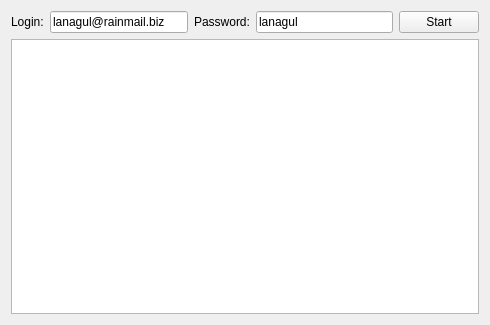
Old version of the form mainwindow.ui in the repository Tmin10/Parser.
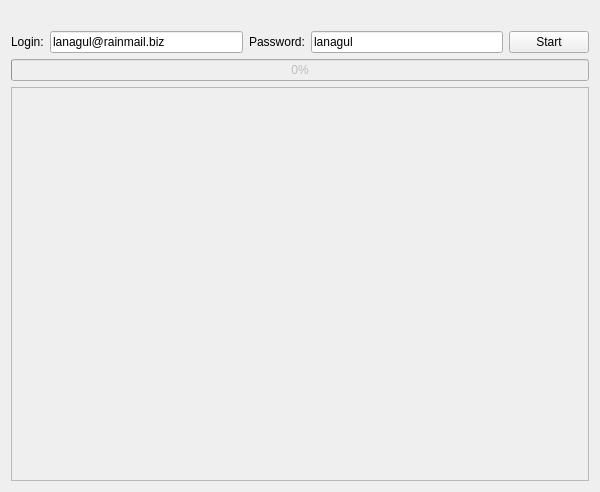
New version of the form. Icons and pictures are not drawn.

Diff of the .ui file:
```diff
--- a/mainwindow.ui
+++ b/mainwindow.ui
@@ -6,8 +6,8 @@
    <rect>
     <x>0</x>
     <y>0</y>
-    <width>490</width>
-    <height>325</height>
+    <width>600</width>
+    <height>492</height>
    </rect>
   </property>
   <property name="windowTitle">
@@ -15,43 +15,73 @@
   </property>
   <widget class="QWidget" name="centralWidget">
    <layout class="QGridLayout" name="gridLayout">
-    <item row="0" column="0">
-     <widget class="QLabel" name="label">
-      <property name="text">
-       <string>Login:</string>
-      </property>
-     </widget>
-    </item>
-    <item row="0" column="1">
-     <widget class="QLineEdit" name="lineEdit">
-      <property name="text">
-       <string>lanagul@rainmail.biz</string>
-      </property>
-     </widget>
-    </item>
-    <item row="0" column="2">
-     <widget class="QLabel" name="label_2">
-      <property name="text">
-       <string>Password:</string>
-      </property>
-     </widget>
-    </item>
-    <item row="0" column="3">
+    <item row="1" column="3">
      <widget class="QLineEdit" name="lineEdit_2">
       <property name="text">
        <string>lanagul</string>
       </property>
      </widget>
     </item>
-    <item row="0" column="4">
+    <item row="1" column="1">
+     <widget class="QLineEdit" name="lineEdit">
+      <property name="text">
+       <string>lanagul@rainmail.biz</string>
+      </property>
+     </widget>
+    </item>
+    <item row="1" column="0">
+     <widget class="QLabel" name="label">
+      <property name="text">
+       <string>Login:</string>
+      </property>
+     </widget>
+    </item>
+    <item row="1" column="4">
      <widget class="QPushButton" name="pushButton">
       <property name="text">
        <string>Start</string>
       </property>
      </widget>
     </item>
-    <item row="1" column="0" colspan="5">
-     <widget class="QListWidget" name="listWidget"/>
+    <item row="4" column="0" colspan="5">
+     <widget class="QListWidget" name="listWidget">
+      <property name="enabled">
+       <bool>false</bool>
+      </property>
+     </widget>
+    </item>
+    <item row="1" column="2">
+     <widget class="QLabel" name="label_2">
+      <property name="text">
+       <string>Password:</string>
+      </property>
+     </widget>
+    </item>
+    <item row="2" column="0" colspan="5">
+     <widget class="QProgressBar" name="progressBar">
+      <property name="enabled">
+       <bool>false</bool>
+      </property>
+      <property name="value">
+       <number>0</number>
+      </property>
+     </widget>
+    </item>
+    <item row="0" column="0" colspan="5">
+     <widget class="QLabel" name="label_3">
+      <property name="enabled">
+       <bool>true</bool>
+      </property>
+      <property name="text">
+       <string/>
+      </property>
+      <property name="pixmap">
+       <pixmap resource="res.qrc">:/img/1.png</pixmap>
+      </property>
+      <property name="alignment">
+       <set>Qt::AlignCenter</set>
+      </property>
+     </widget>
     </item>
    </layout>
   </widget>
```
Left out of the diff: 11 changed lines with no effect on the pictures.
